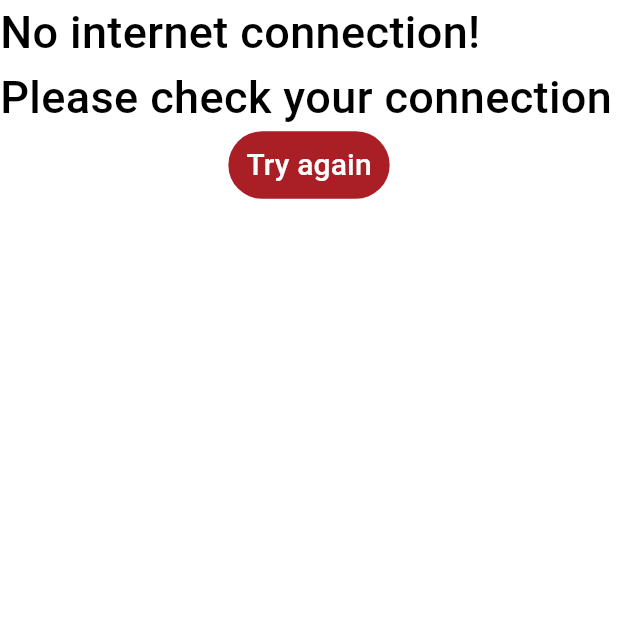
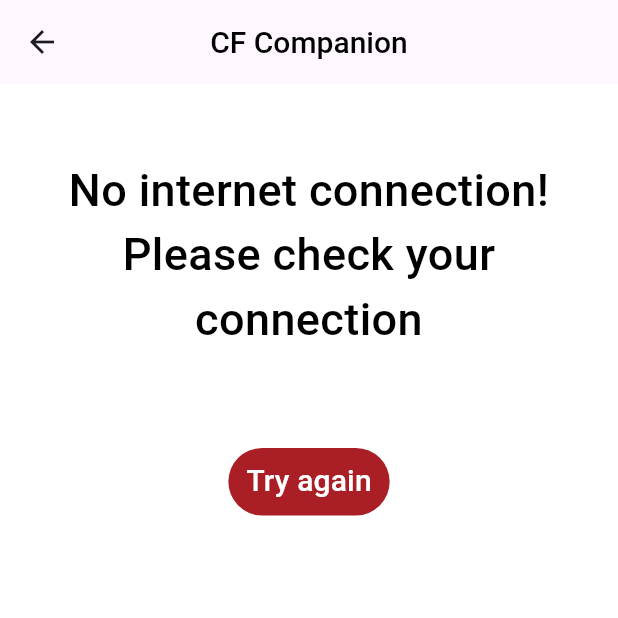
Before and after one commit to AnikateKoul/CodeForces-App, a Flutter app: the NoInternetScreen screen opened directly, after a tap on "Try again", on a phone screen of 412 x 824 dp, the top half of it. Run offline on Flutter 3.47's test engine with Material 2 defaults, Android fonts, the light colour scheme and no system bars; our stand-ins replace animated_splash_screen, cloud_firestore, connectivity_plus, firebase_auth, firebase_core, google_sign_in; missing offline and left inert: restart_app; accounts and stored records are empty; Roboto replaces fonts that are missing (Source Sans Pro).

Commit message:
Release version 1.0 ready

```diff
--- a/lib/main.dart
+++ b/lib/main.dart
@@ -24,7 +24,7 @@ bool isHandlePresent = false;
 bool isLoggedIn = false;
 bool isConnected = true;
 void main() async {
-  print("I ran");
+  // print("I ran");
   WidgetsFlutterBinding.ensureInitialized();
   await Firebase.initializeApp();
   if (FirebaseAuth.instance.currentUser != null) {
@@ -101,19 +101,34 @@ class NoInternetScreen extends StatefulWidget {
 class _NoInternetScreenState extends State<NoInternetScreen> {
   @override
   Widget build(BuildContext context) {
+    final screenHeight = MediaQuery.of(context).size.height;
     return Scaffold(
+      appBar: AppBar(
+        title: Text("CF Companion", style: style1()),
+        centerTitle: true,
+      ),
       body: Center(
         child: Container(
           color: kwhite,
           child: Column(
             children: [
-              Text(
-                "No internet connection! Please check your connection",
-                style: style1(fontSize: 30),
+              SizedBox(
+                height: screenHeight/20,
+              ),
+              Padding(
+                padding: const EdgeInsets.all(8.0),
+                child: Text(
+                  "No internet connection! Please check your connection",
+                  textAlign: TextAlign.center,
+                  style: style1(fontSize: 30),
+                ),
+              ),
+              SizedBox(
+                height: screenHeight/15,
               ),
               TextButton(
                 onPressed: () {
-                  Restart.restartApp(webOrigin: '[your main route]');
+                  Restart.restartApp();
                 },
                 style: bstyle1(),
                 child: Text(
--- a/lib/screens/register_screen.dart
+++ b/lib/screens/register_screen.dart
@@ -1,3 +1,5 @@
+// ignore_for_file: use_build_context_synchronously
+
 import 'dart:math';
 
 import 'package:flutter/material.dart';
@@ -66,11 +68,9 @@ class _RegisterScreenState extends State<RegisterScreen> {
                             await FireStoreServices().createUser();
                             Navigator.pushReplacementNamed(
                                 context, handleScreen);
-                          } else {
-                            print("Some error, please try again");
                           }
                         } catch (e) {
-                          ScaffoldMessenger.of(context).showSnackBar(makeSnackBar(text: "No Internet. Please check your connection!", color: kred, context: context));
+                          ScaffoldMessenger.of(context).showSnackBar(makeSnackBar(text: "Login unsuccessful. Please check your connection!", color: kred, context: context));
                         }
                       },
                       style: ButtonStyle(
--- a/lib/services/firebase_services.dart
+++ b/lib/services/firebase_services.dart
@@ -1,3 +1,5 @@
+// ignore_for_file: avoid_print
+
 import 'package:firebase_auth/firebase_auth.dart';
 import 'package:google_sign_in/google_sign_in.dart';
 
--- a/lib/services/firestore_services.dart
+++ b/lib/services/firestore_services.dart
@@ -1,4 +1,4 @@
-// ignore_for_file: use_build_context_synchronously
+// ignore_for_file: use_build_context_synchronously, avoid_print, no_leading_underscores_for_local_identifiers
 
 import 'package:cloud_firestore/cloud_firestore.dart';
 import 'package:firebase_auth/firebase_auth.dart';
@@ -107,6 +107,7 @@ class FireStoreServices {
 
   Future<bool> setupHandle(String handle, BuildContext context) async {
     try {
+      handle = handle.trim();
       String newHandle =
           (await CodeforcesServices().userInfo(handle, context)).handle;
       String _newHandle = newHandle.toLowerCase();
--- a/lib/styles/list_tiles.dart
+++ b/lib/styles/list_tiles.dart
@@ -1,3 +1,5 @@
+// ignore_for_file: use_build_context_synchronously
+
 import 'package:flutter/material.dart';
 import 'text_styles.dart';
 import '../constants.dart';
--- a/pubspec.yaml
+++ b/pubspec.yaml
@@ -47,6 +47,11 @@ dependencies:
   animated_splash_screen: ^1.3.0
   connectivity_plus: ^4.0.1
   restart_app: ^1.2.1
+  flutter_launcher_icons: ^0.13.1
+
+flutter_icons:
+  image_path: "assets/images/appLogo1.png"
+  android: false
 
 dev_dependencies:
   flutter_test:
```
Also changed, not shown: lib/screens/home_screen.dart (+6 -1 lines), lib/screens/my_friends.dart (+7 -2 lines), lib/screens/profile_screen.dart (+28 -58 lines), lib/screens/search_screen.dart (+10 -2 lines), lib/services/codeforces_services.dart (+9 -4 lines), assets/images/appLogo1.png, pubspec.lock, 22 other files.
